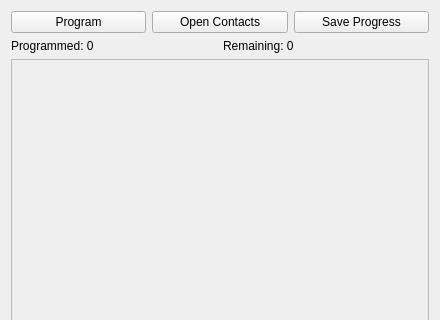
Before: the Qt Designer form src/hackergang.ui in parallaxinc/BadgeHacker, drawn with Qt 5; both pictures show x 0 to 440 and y 0 to 320 of the 440 by 489 pixel window.
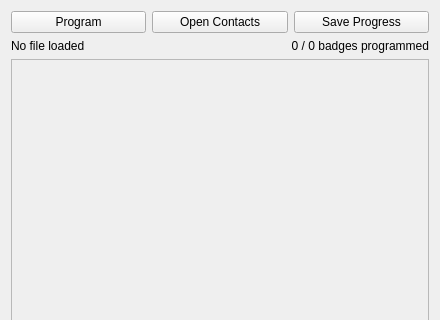
After: the same form once the commit is applied.

Commit message: Complete select columns workflow; read in badge data incrementally; mostly finish HackerGang (BADGE-18)

```diff
--- a/src/hackergang.ui
+++ b/src/hackergang.ui
@@ -50,17 +50,17 @@
      <item>
       <widget class="QLabel" name="label">
        <property name="text">
-        <string>Programmed: 0</string>
+        <string>No file loaded</string>
        </property>
       </widget>
      </item>
      <item>
       <widget class="QLabel" name="label_2">
        <property name="text">
-        <string>Remaining: 0</string>
+        <string>0 / 0 badges programmed</string>
        </property>
        <property name="alignment">
-        <set>Qt::AlignLeading|Qt::AlignLeft|Qt::AlignVCenter</set>
+        <set>Qt::AlignRight|Qt::AlignTrailing|Qt::AlignVCenter</set>
        </property>
       </widget>
      </item>
```
Left out of the diff: 10 changed lines with no effect on the pictures. The commit also changes 6 other files.
